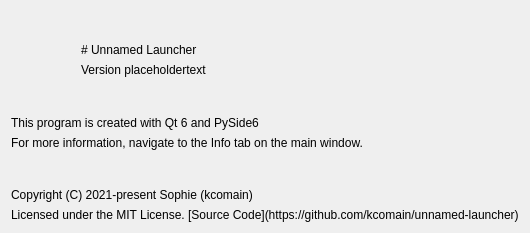
Before: the Qt Designer form unnamed/ui/AboutDialog.ui in kcomain/unnamed-launcher, drawn with Qt 5.
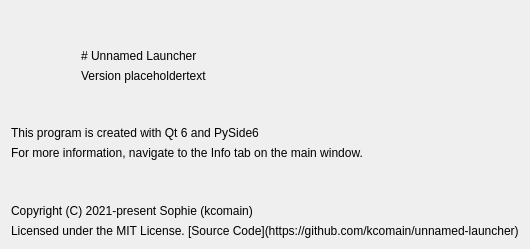
After: the same form once the commit is applied. Icons and pictures are not drawn.

```diff
--- a/unnamed/ui/AboutDialog.ui
+++ b/unnamed/ui/AboutDialog.ui
@@ -7,7 +7,7 @@
     <x>0</x>
     <y>0</y>
     <width>451</width>
-    <height>233</height>
+    <height>249</height>
    </rect>
   </property>
   <property name="minimumSize">
```
Left out of the diff: 5 changed lines with no effect on the pictures.
